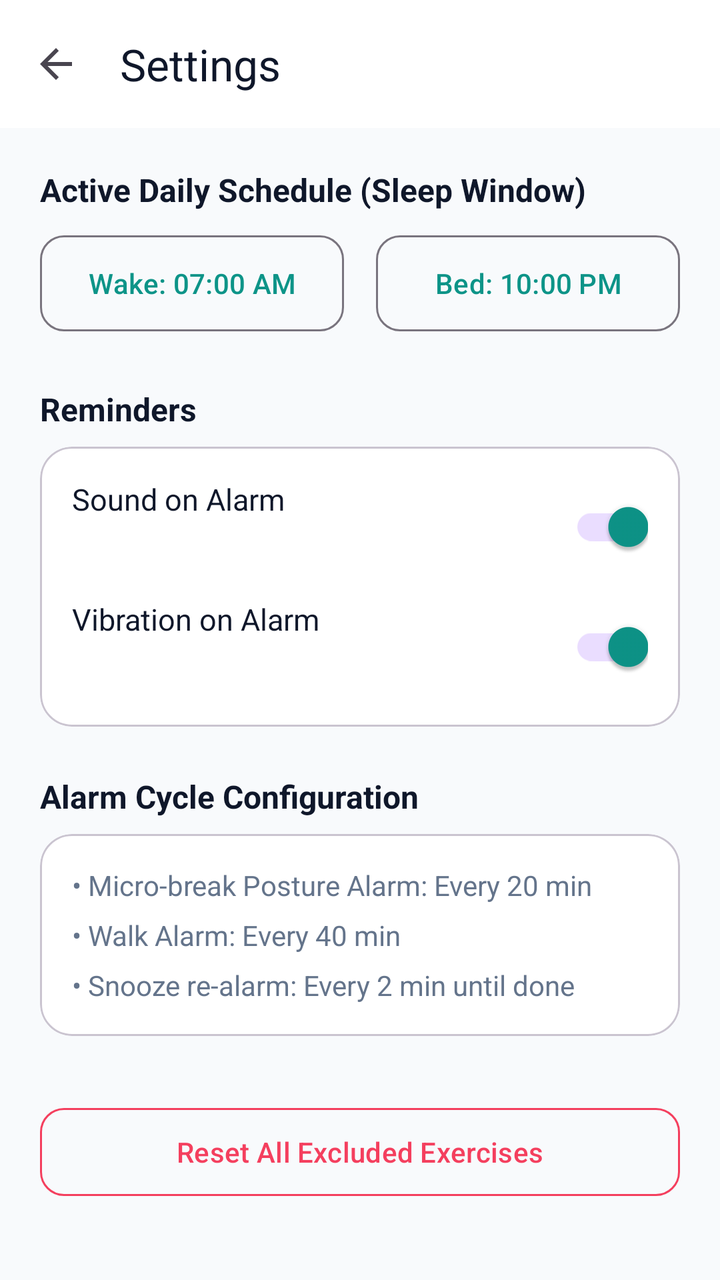
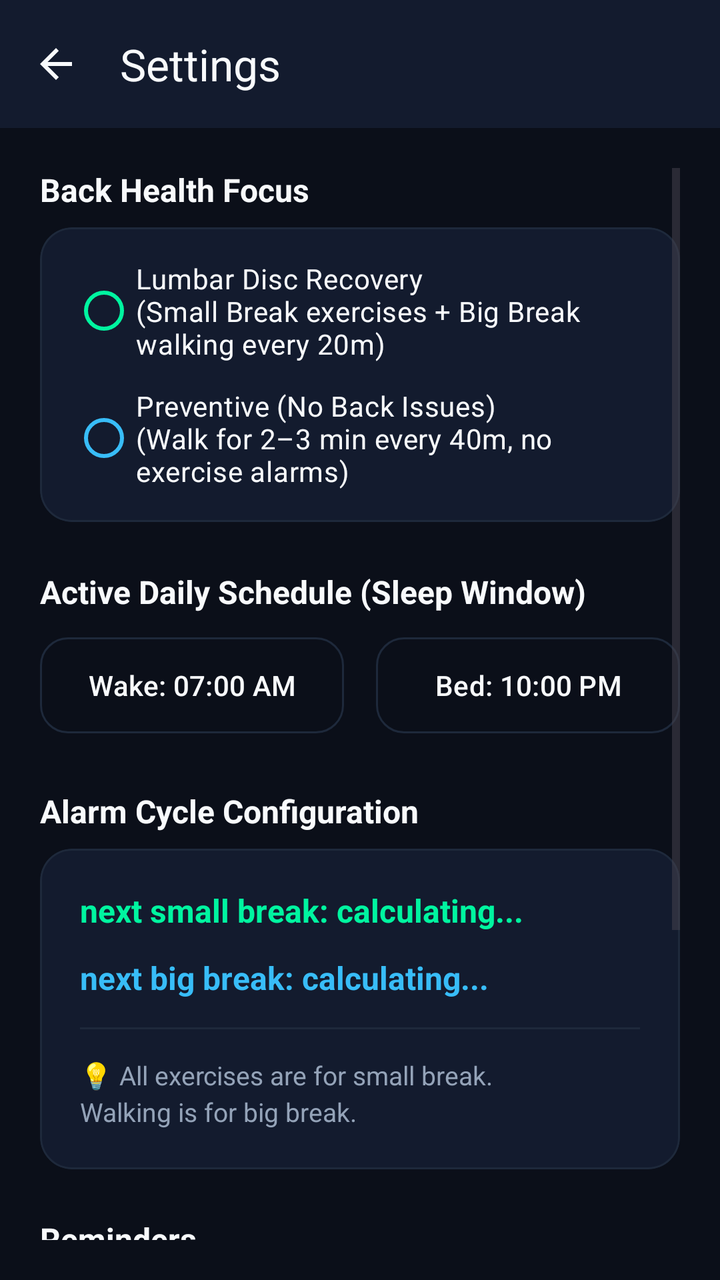

An Android layout rendered at two revisions. The XML below is the earlier revision; the diff shows what the commit changed to produce the second picture.
<!-- AndroidManifest.xml: application theme Theme.BackHealth -->
<!-- res/layout/activity_settings.xml -->
<?xml version="1.0" encoding="utf-8"?>
<LinearLayout xmlns:android="http://schemas.android.com/apk/res/android"
    xmlns:app="http://schemas.android.com/apk/res-auto"
    android:layout_width="match_parent"
    android:layout_height="match_parent"
    android:background="@color/background_light"
    android:orientation="vertical">

    <com.google.android.material.appbar.MaterialToolbar
        android:id="@+id/toolbarSettings"
        android:layout_width="match_parent"
        android:layout_height="?attr/actionBarSize"
        android:background="@color/surface_card"
        app:navigationIcon="?attr/homeAsUpIndicator"
        app:title="Settings"
        app:titleTextColor="@color/text_primary" />

    <ScrollView
        android:layout_width="match_parent"
        android:layout_height="match_parent"
        android:padding="20dp">

        <LinearLayout
            android:layout_width="match_parent"
            android:layout_height="wrap_content"
            android:orientation="vertical">

            <TextView
                android:layout_width="wrap_content"
                android:layout_height="wrap_content"
                android:layout_marginBottom="8dp"
                android:text="Active Daily Schedule (Sleep Window)"
                android:textColor="@color/text_primary"
                android:textSize="16sp"
                android:textStyle="bold" />

            <LinearLayout
                android:layout_width="match_parent"
                android:layout_height="wrap_content"
                android:layout_marginBottom="24dp"
                android:orientation="horizontal">

                <com.google.android.material.button.MaterialButton
                    android:id="@+id/btnSettingWakeTime"
                    style="@style/Widget.Material3.Button.OutlinedButton"
                    android:layout_width="0dp"
                    android:layout_height="56dp"
                    android:layout_marginEnd="8dp"
                    android:layout_weight="1"
                    android:text="Wake: 07:00 AM"
                    android:textAllCaps="false"
                    app:cornerRadius="12dp" />

                <com.google.android.material.button.MaterialButton
                    android:id="@+id/btnSettingBedTime"
                    style="@style/Widget.Material3.Button.OutlinedButton"
                    android:layout_width="0dp"
                    android:layout_height="56dp"
                    android:layout_marginStart="8dp"
                    android:layout_weight="1"
                    android:text="Bed: 10:00 PM"
                    android:textAllCaps="false"
                    app:cornerRadius="12dp" />
            </LinearLayout>

            <TextView
                android:layout_width="wrap_content"
                android:layout_height="wrap_content"
                android:layout_marginBottom="8dp"
                android:text="Reminders"
                android:textColor="@color/text_primary"
                android:textSize="16sp"
                android:textStyle="bold" />

            <com.google.android.material.card.MaterialCardView
                android:layout_width="match_parent"
                android:layout_height="wrap_content"
                android:layout_marginBottom="24dp"
                app:cardBackgroundColor="@color/surface_card"
                app:cardCornerRadius="16dp"
                app:cardElevation="1dp">

                <LinearLayout
                    android:layout_width="match_parent"
                    android:layout_height="wrap_content"
                    android:orientation="vertical"
                    android:padding="16dp">

                    <RelativeLayout
                        android:layout_width="match_parent"
                        android:layout_height="wrap_content"
                        android:layout_marginBottom="12dp">

                        <TextView
                            android:layout_width="wrap_content"
                            android:layout_height="wrap_content"
                            android:text="Sound on Alarm"
                            android:textColor="@color/text_primary"
                            android:textSize="15sp" />

                        <com.google.android.material.switchmaterial.SwitchMaterial
                            android:id="@+id/switchSound"
                            android:layout_width="wrap_content"
                            android:layout_height="wrap_content"
                            android:layout_alignParentEnd="true"
                            android:checked="true" />
                    </RelativeLayout>

                    <RelativeLayout
                        android:layout_width="match_parent"
                        android:layout_height="wrap_content">

                        <TextView
                            android:layout_width="wrap_content"
                            android:layout_height="wrap_content"
                            android:text="Vibration on Alarm"
                            android:textColor="@color/text_primary"
                            android:textSize="15sp" />

                        <com.google.android.material.switchmaterial.SwitchMaterial
                            android:id="@+id/switchVibration"
                            android:layout_width="wrap_content"
                            android:layout_height="wrap_content"
                            android:layout_alignParentEnd="true"
                            android:checked="true" />
                    </RelativeLayout>
                </LinearLayout>
            </com.google.android.material.card.MaterialCardView>

            <TextView
                android:layout_width="wrap_content"
                android:layout_height="wrap_content"
                android:layout_marginBottom="8dp"
                android:text="Alarm Cycle Configuration"
                android:textColor="@color/text_primary"
                android:textSize="16sp"
                android:textStyle="bold" />

            <com.google.android.material.card.MaterialCardView
                android:layout_width="match_parent"
                android:layout_height="wrap_content"
                android:layout_marginBottom="32dp"
                app:cardBackgroundColor="@color/surface_card"
                app:cardCornerRadius="16dp"
                app:cardElevation="1dp">

                <LinearLayout
                    android:layout_width="match_parent"
                    android:layout_height="wrap_content"
                    android:orientation="vertical"
                    android:padding="16dp">

                    <TextView
                        android:layout_width="wrap_content"
                        android:layout_height="wrap_content"
                        android:text="• Micro-break Posture Alarm: Every 20 min"
                        android:textColor="@color/text_secondary"
                        android:textSize="14sp" />

                    <TextView
                        android:layout_width="wrap_content"
                        android:layout_height="wrap_content"
                        android:layout_marginTop="6dp"
                        android:text="• Walk Alarm: Every 40 min"
                        android:textColor="@color/text_secondary"
                        android:textSize="14sp" />

                    <TextView
                        android:layout_width="wrap_content"
                        android:layout_height="wrap_content"
                        android:layout_marginTop="6dp"
                        android:text="• Snooze re-alarm: Every 2 min until done"
                        android:textColor="@color/text_secondary"
                        android:textSize="14sp" />
                </LinearLayout>
            </com.google.android.material.card.MaterialCardView>

            <com.google.android.material.button.MaterialButton
                android:id="@+id/btnResetExercises"
                style="@style/Widget.Material3.Button.OutlinedButton"
                android:layout_width="match_parent"
                android:layout_height="52dp"
                android:text="Reset All Excluded Exercises"
                android:textAllCaps="false"
                android:textColor="@color/rose_accent"
                app:cornerRadius="12dp"
                app:strokeColor="@color/rose_accent" />

        </LinearLayout>
    </ScrollView>

</LinearLayout>
<!-- resources referenced by this layout -->
<resources>
  <color name="background_light">#F8FAFC</color>
  <color name="rose_accent">#F43F5E</color>
  <color name="surface_card">#FFFFFF</color>
  <color name="text_primary">#0F172A</color>
  <color name="text_secondary">#64748B</color>
  <style name="Theme.BackHealth" parent="Theme.Material3.DayNight.NoActionBar">
          <item name="colorPrimary">@color/teal_primary</item>
          <item name="colorPrimaryDark">@color/teal_primary_dark</item>
          <item name="colorSecondary">@color/amber_accent</item>
          <item name="android:statusBarColor">@color/background_light</item>
          <item name="android:windowLightStatusBar">true</item>
          <item name="android:windowBackground">@color/background_light</item>
      </style>
  <color name="teal_primary">#0D9488</color>
  <color name="teal_primary_dark">#0F766E</color>
  <color name="amber_accent">#F59E0B</color>
</resources>

<!-- the commit's change to res/layout/activity_settings.xml (unified diff, before → after) -->
@@ -3,15 +3,16 @@
     xmlns:app="http://schemas.android.com/apk/res-auto"
     android:layout_width="match_parent"
     android:layout_height="match_parent"
-    android:background="@color/background_light"
+    android:background="@color/bg_obsidian"
     android:orientation="vertical">
 
     <com.google.android.material.appbar.MaterialToolbar
         android:id="@+id/toolbarSettings"
         android:layout_width="match_parent"
         android:layout_height="?attr/actionBarSize"
-        android:background="@color/surface_card"
+        android:background="@color/card_dark_slate"
         app:navigationIcon="?attr/homeAsUpIndicator"
+        app:navigationIconTint="@color/text_primary"
         app:title="Settings"
         app:titleTextColor="@color/text_primary" />
 
@@ -25,6 +26,54 @@
             android:layout_height="wrap_content"
             android:orientation="vertical">
 
+            
+            <TextView
+                android:layout_width="wrap_content"
+                android:layout_height="wrap_content"
+                android:layout_marginBottom="8dp"
+                android:text="Back Health Focus"
+                android:textColor="@color/text_primary"
+                android:textSize="16sp"
+                android:textStyle="bold" />
+
+            <com.google.android.material.card.MaterialCardView
+                android:layout_width="match_parent"
+                android:layout_height="wrap_content"
+                android:layout_marginBottom="24dp"
+                app:cardBackgroundColor="@color/card_dark_slate"
+                app:cardCornerRadius="16dp"
+                app:cardElevation="0dp"
+                app:strokeColor="@color/card_border"
+                app:strokeWidth="1dp">
+
+                <RadioGroup
+                    android:id="@+id/rgSettingUserType"
+                    android:layout_width="match_parent"
+                    android:layout_height="wrap_content"
+                    android:padding="16dp">
+
+                    <com.google.android.material.radiobutton.MaterialRadioButton
+                        android:id="@+id/rbSettingDiscPatient"
+                        android:layout_width="match_parent"
+                        android:layout_height="wrap_content"
+                        android:text="Lumbar Disc Recovery\n(Small Break exercises + Big Break walking every 20m)"
+                        android:textColor="@color/text_primary"
+                        android:textSize="14sp"
+                        app:buttonTint="@color/neon_mint" />
+
+                    <com.google.android.material.radiobutton.MaterialRadioButton
+                        android:id="@+id/rbSettingPreventive"
+                        android:layout_width="match_parent"
+                        android:layout_height="wrap_content"
+                        android:layout_marginTop="12dp"
+                        android:text="Preventive (No Back Issues)\n(Walk for 2–3 min every 40m, no exercise alarms)"
+                        android:textColor="@color/text_primary"
+                        android:textSize="14sp"
+                        app:buttonTint="@color/neon_cyan" />
+                </RadioGroup>
+            </com.google.android.material.card.MaterialCardView>
+
+            
             <TextView
                 android:layout_width="wrap_content"
                 android:layout_height="wrap_content"
@@ -49,7 +98,9 @@
                     android:layout_weight="1"
                     android:text="Wake: 07:00 AM"
                     android:textAllCaps="false"
-                    app:cornerRadius="12dp" />
+                    android:textColor="@color/text_primary"
+                    app:cornerRadius="14dp"
+                    app:strokeColor="@color/card_border" />
 
                 <com.google.android.material.button.MaterialButton
                     android:id="@+id/btnSettingBedTime"
@@ -60,9 +111,74 @@
                     android:layout_weight="1"
                     android:text="Bed: 10:00 PM"
                     android:textAllCaps="false"
-                    app:cornerRadius="12dp" />
+                    android:textColor="@color/text_primary"
+                    app:cornerRadius="14dp"
+                    app:strokeColor="@color/card_border" />
             </LinearLayout>
 
+            
+            <TextView
+                android:layout_width="wrap_content"
+                android:layout_height="wrap_content"
+                android:layout_marginBottom="8dp"
+                android:text="Alarm Cycle Configuration"
+                android:textColor="@color/text_primary"
+                android:textSize="16sp"
+                android:textStyle="bold" />
+
+            <com.google.android.material.card.MaterialCardView
+                android:layout_width="match_parent"
+                android:layout_height="wrap_content"
+                android:layout_marginBottom="24dp"
+                app:cardBackgroundColor="@color/card_dark_slate"
+                app:cardCornerRadius="16dp"
+                app:cardElevation="0dp"
+                app:strokeColor="@color/card_border"
+                app:strokeWidth="1dp">
+
+                <LinearLayout
+                    android:layout_width="match_parent"
+                    android:layout_height="wrap_content"
+                    android:orientation="vertical"
+                    android:padding="20dp">
+
+                    <TextView
+                        android:id="@+id/tvNextSmallBreak"
+                        android:layout_width="wrap_content"
+                        android:layout_height="wrap_content"
+                        android:text="next small break: calculating..."
+                        android:textColor="@color/neon_mint"
+                        android:textSize="16sp"
+                        android:textStyle="bold" />
+
+                    <TextView
+                        android:id="@+id/tvNextBigBreak"
+                        android:layout_width="wrap_content"
+                        android:layout_height="wrap_content"
+                        android:layout_marginTop="12dp"
+                        android:text="next big break: calculating..."
+                        android:textColor="@color/neon_cyan"
+                        android:textSize="16sp"
+                        android:textStyle="bold" />
+
+                    <View
+                        android:layout_width="match_parent"
+                        android:layout_height="1dp"
+                        android:layout_marginVertical="14dp"
+                        android:background="@color/card_border" />
+
+                    <TextView
+                        android:id="@+id/tvCycleDescription"
+                        android:layout_width="wrap_content"
+                        android:layout_height="wrap_content"
+                        android:lineSpacingExtra="3dp"
+                        android:text="💡 All exercises are for small break.\nWalking is for big break."
+                        android:textColor="@color/text_secondary"
+                        android:textSize="13sp" />
+                </LinearLayout>
+            </com.google.android.material.card.MaterialCardView>
+
+            
             <TextView
                 android:layout_width="wrap_content"
                 android:layout_height="wrap_content"
@@ -76,9 +192,11 @@
                 android:layout_width="match_parent"
                 android:layout_height="wrap_content"
                 android:layout_marginBottom="24dp"
-                app:cardBackgroundColor="@color/surface_card"
+                app:cardBackgroundColor="@color/card_dark_slate"
                 app:cardCornerRadius="16dp"
-                app:cardElevation="1dp">
+                app:cardElevation="0dp"
+                app:strokeColor="@color/card_border"
+                app:strokeWidth="1dp">
 
                 <LinearLayout
                     android:layout_width="match_parent"
@@ -127,64 +245,17 @@
                 </LinearLayout>
             </com.google.android.material.card.MaterialCardView>
 
-            <TextView
-                android:layout_width="wrap_content"
-                android:layout_height="wrap_content"
-                android:layout_marginBottom="8dp"
-                android:text="Alarm Cycle Configuration"
-                android:textColor="@color/text_primary"
-                android:textSize="16sp"
-                android:textStyle="bold" />
-
-            <com.google.android.material.card.MaterialCardView
-                android:layout_width="match_parent"
-                android:layout_height="wrap_content"
-                android:layout_marginBottom="32dp"
-                app:cardBackgroundColor="@color/surface_card"
-                app:cardCornerRadius="16dp"
-                app:cardElevation="1dp">
-
-                <LinearLayout
-                    android:layout_width="match_parent"
-                    android:layout_height="wrap_content"
-                    android:orientation="vertical"
-                    android:padding="16dp">
-
-                    <TextView
-                        android:layout_width="wrap_content"
-                        android:layout_height="wrap_content"
-                        android:text="• Micro-break Posture Alarm: Every 20 min"
-                        android:textColor="@color/text_secondary"
-                        android:textSize="14sp" />
-
-                    <TextView
-                        android:layout_width="wrap_content"
-                        android:layout_height="wrap_content"
-                        android:layout_marginTop="6dp"
-                        android:text="• Walk Alarm: Every 40 min"
-                        android:textColor="@color/text_secondary"
-                        android:textSize="14sp" />
-
-                    <TextView
-                        android:layout_width="wrap_content"
-                        android:layout_height="wrap_content"
-                        android:layout_marginTop="6dp"
-                        android:text="• Snooze re-alarm: Every 2 min until done"
-                        android:textColor="@color/text_secondary"
-                        android:textSize="14sp" />
-                </LinearLayout>
-            </com.google.android.material.card.MaterialCardView>
-
             <com.google.android.material.button.MaterialButton
                 android:id="@+id/btnResetExercises"
                 style="@style/Widget.Material3.Button.OutlinedButton"
                 android:layout_width="match_parent"
                 android:layout_height="52dp"
+                android:layout_marginBottom="20dp"
                 android:text="Reset All Excluded Exercises"
                 android:textAllCaps="false"
                 android:textColor="@color/rose_accent"
-                app:cornerRadius="12dp"
-                app:strokeColor="@color/rose_accent" />
+                app:cornerRadius="14dp"
+                app:strokeColor="@color/card_border" />
 
         </LinearLayout>
     </ScrollView>
<!-- resource entries referenced after the edit -->
@@ -1,20 +1,23 @@
 <!-- resources referenced by this layout -->
 <resources>
-  <color name="background_light">#F8FAFC</color>
-  <color name="rose_accent">#F43F5E</color>
-  <color name="surface_card">#FFFFFF</color>
-  <color name="text_primary">#0F172A</color>
-  <color name="text_secondary">#64748B</color>
+  <color name="bg_obsidian">#0B0F19</color>
+  <color name="card_border">#1E293B</color>
+  <color name="card_dark_slate">#131B2E</color>
+  <color name="neon_cyan">#38BDF8</color>
+  <color name="neon_mint">#00F5A0</color>
+  <color name="rose_accent">#FB7185</color>
+  <color name="text_primary">#F8FAFC</color>
+  <color name="text_secondary">#94A3B8</color>
   <style name="Theme.BackHealth" parent="Theme.Material3.DayNight.NoActionBar">
           <item name="colorPrimary">@color/teal_primary</item>
           <item name="colorPrimaryDark">@color/teal_primary_dark</item>
           <item name="colorSecondary">@color/amber_accent</item>
-          <item name="android:statusBarColor">@color/background_light</item>
-          <item name="android:windowLightStatusBar">true</item>
-          <item name="android:windowBackground">@color/background_light</item>
+          <item name="android:statusBarColor">@color/bg_obsidian</item>
+          <item name="android:windowLightStatusBar">false</item>
+          <item name="android:windowBackground">@color/bg_obsidian</item>
       </style>
-  <color name="teal_primary">#0D9488</color>
+  <color name="teal_primary">#14B8A6</color>
   <color name="teal_primary_dark">#0F766E</color>
-  <color name="amber_accent">#F59E0B</color>
+  <color name="amber_accent">#FBBF24</color>
 </resources>
 
